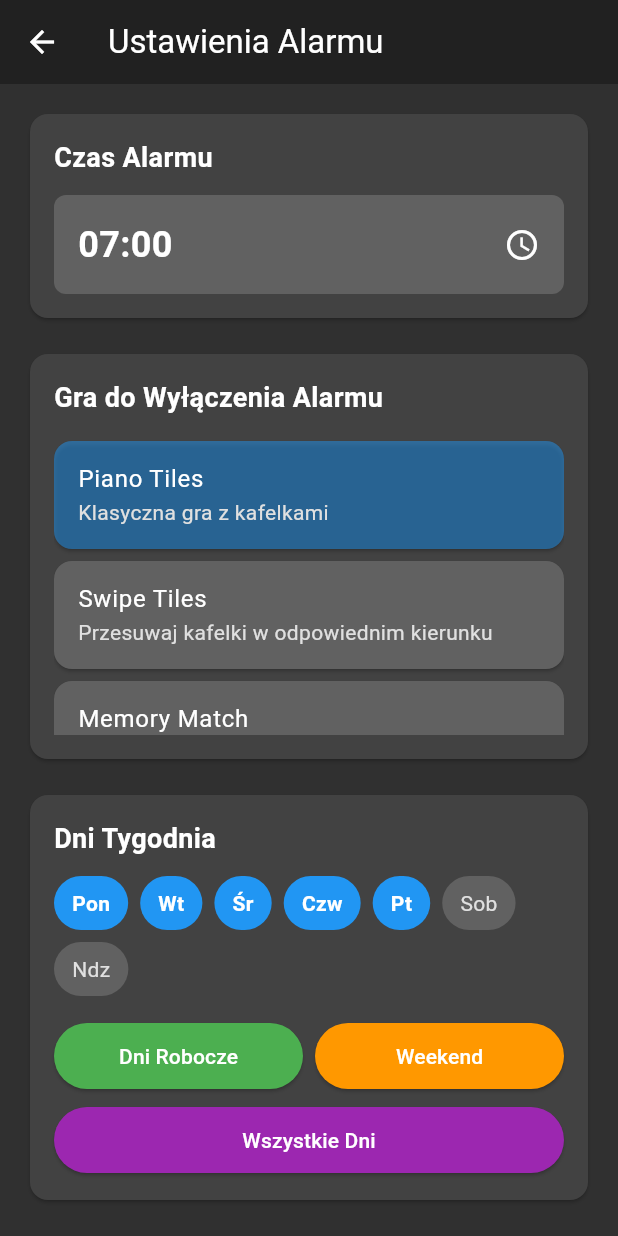
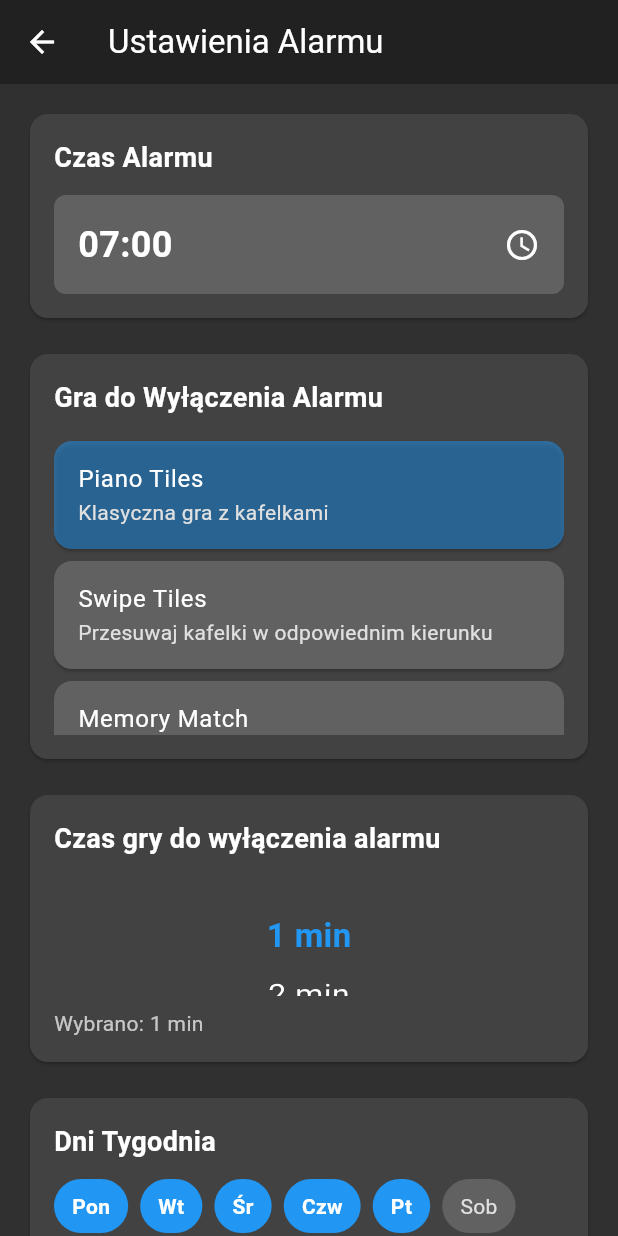
Before and after one commit to zwiezhu/FultterAlarm, a Flutter app: the screen it shows after launch, after a tap on "Dodaj Alarm", on a phone screen of 412 x 824 dp. Run offline on Flutter 3.47's test engine with Material 3 defaults, Android fonts, the phone set to English and light mode, and no system bars; our stand-ins replace hive, hive_flutter, permission_handler; accounts and stored records are empty.

Commit message:
dziłaaa

```diff
--- a/lib/alarm_settings_screen.dart
+++ b/lib/alarm_settings_screen.dart
@@ -15,6 +15,7 @@ class _AlarmSettingsScreenState extends State<AlarmSettingsScreen> {
   TimeOfDay selectedTime = const TimeOfDay(hour: 7, minute: 0);
   String selectedGame = 'piano_tiles';
   Set<int> selectedDays = {1, 2, 3, 4, 5}; // Domyślnie dni robocze (pon-pt)
+  int durationMinutes = 1;
   final TextEditingController _nameController = TextEditingController();
 
   final List<Map<String, dynamic>> games = [
@@ -151,6 +152,65 @@ class _AlarmSettingsScreenState extends State<AlarmSettingsScreen> {
                           );
                         },
                       ),
+                    ),
+                  ],
+                ),
+              ),
+            ),
+
+            const SizedBox(height: 16),
+
+            // Wybór czasu gry
+            Card(
+              color: Colors.grey[800],
+              child: Padding(
+                padding: const EdgeInsets.all(16.0),
+                child: Column(
+                  crossAxisAlignment: CrossAxisAlignment.start,
+                  children: [
+                    const Text(
+                      'Czas gry do wyłączenia alarmu',
+                      style: TextStyle(
+                        fontSize: 18,
+                        fontWeight: FontWeight.bold,
+                        color: Colors.white,
+                      ),
+                    ),
+                    const SizedBox(height: 12),
+                    SizedBox(
+                      height: 80,
+                      child: ListWheelScrollView.useDelegate(
+                        itemExtent: 40,
+                        diameterRatio: 2.5,
+                        perspective: 0.003,
+                        physics: FixedExtentScrollPhysics(),
+                        onSelectedItemChanged: (index) {
+                          setState(() {
+                            durationMinutes = index + 1;
+                          });
+                        },
+                        childDelegate: ListWheelChildBuilderDelegate(
+                          builder: (context, index) {
+                            if (index < 0 || index > 19) return null;
+                            return Container(
+                              alignment: Alignment.center,
+                              child: Text(
+                                '${index + 1} min',
+                                style: TextStyle(
+                                  fontSize: 22,
+                                  color: durationMinutes == index + 1 ? Colors.blue : Colors.white,
+                                  fontWeight: durationMinutes == index + 1 ? FontWeight.bold : FontWeight.normal,
+                                ),
+                              ),
+                            );
+                          },
+                        ),
+                      ),
+                    ),
+                    const SizedBox(height: 8),
+                    Text(
+                      'Wybrano: $durationMinutes min',
+                      style: const TextStyle(color: Colors.white70),
                     ),
                   ],
                 ),
@@ -353,6 +413,7 @@ class _AlarmSettingsScreenState extends State<AlarmSettingsScreen> {
       gameType: selectedGame,
       selectedDays: selectedDays.toList(),
       name: "Alarm", // Default name
+      durationMinutes: durationMinutes,
     );
 
     // Zapisz alarm
--- a/lib/hive/models/alarm_settings.dart
+++ b/lib/hive/models/alarm_settings.dart
@@ -25,6 +25,9 @@ class AlarmSettings extends HiveObject {
   @HiveField(6)
   final String name;
 
+  @HiveField(7)
+  final int durationMinutes;
+
   AlarmSettings({
     required this.id,
     required this.hour,
@@ -33,6 +36,7 @@ class AlarmSettings extends HiveObject {
     required this.selectedDays,
     this.isEnabled = true,
     required this.name,
+    this.durationMinutes = 1,
   });
 
   // Helper method to get time as string
@@ -82,6 +86,7 @@ class AlarmSettings extends HiveObject {
     List<int>? selectedDays,
     bool? isEnabled,
     String? name,
+    int? durationMinutes,
   }) {
     return AlarmSettings(
       id: id ?? this.id,
@@ -91,6 +96,7 @@ class AlarmSettings extends HiveObject {
       selectedDays: selectedDays ?? this.selectedDays,
       isEnabled: isEnabled ?? this.isEnabled,
       name: name ?? this.name,
+      durationMinutes: durationMinutes ?? this.durationMinutes,
     );
   }
 }
--- a/lib/main.dart
+++ b/lib/main.dart
@@ -108,7 +108,11 @@ class MyApp extends StatelessWidget {
               gameType = 'piano_tiles';
             }
 
-            return AlarmGameScreen(alarmTime: alarmTime, gameType: gameType);
+            int durationMinutes = 1;
+            if (args != null && args['durationMinutes'] != null) {
+              durationMinutes = args['durationMinutes'] as int;
+            }
+            return AlarmGameScreen(alarmTime: alarmTime, gameType: gameType, durationMinutes: durationMinutes);
           },
           '/game': (context) => const GameScreen(), // Piano Tiles game
           '/sky_tower_game': (context) => const SkyTowerGameScreen(), // Sky Tower game
```
Also changed, not shown: lib/alarm_game_screen.dart (+17 -0 lines), lib/hive/models/alarm_settings.g.dart, 4 other files.
